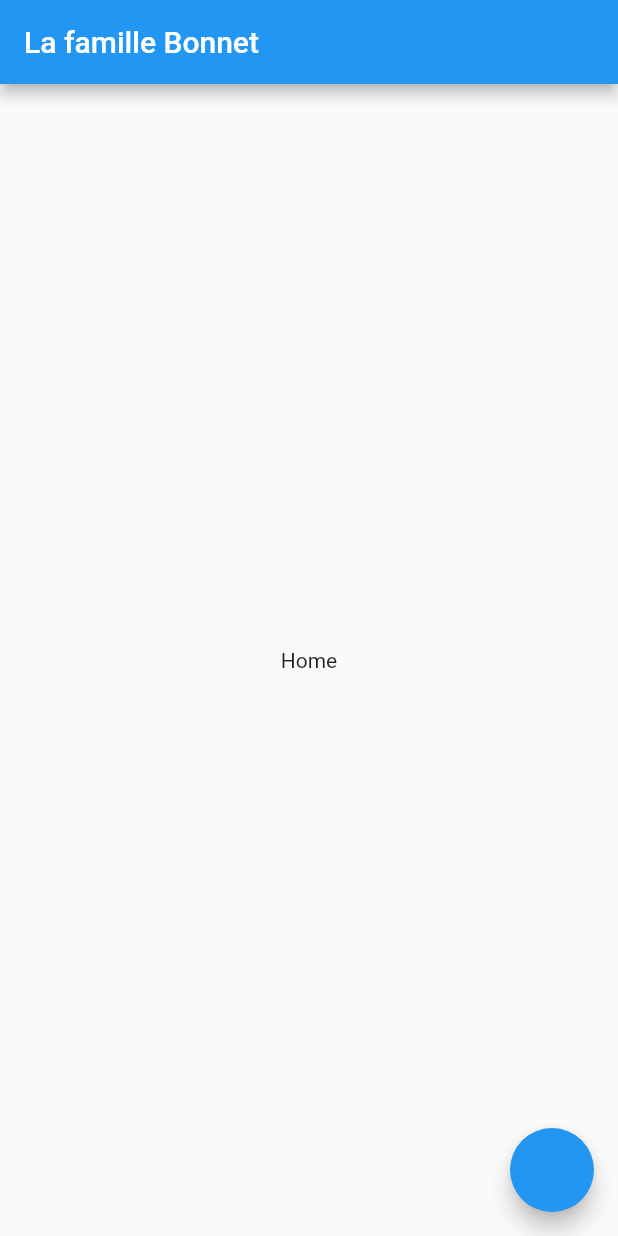
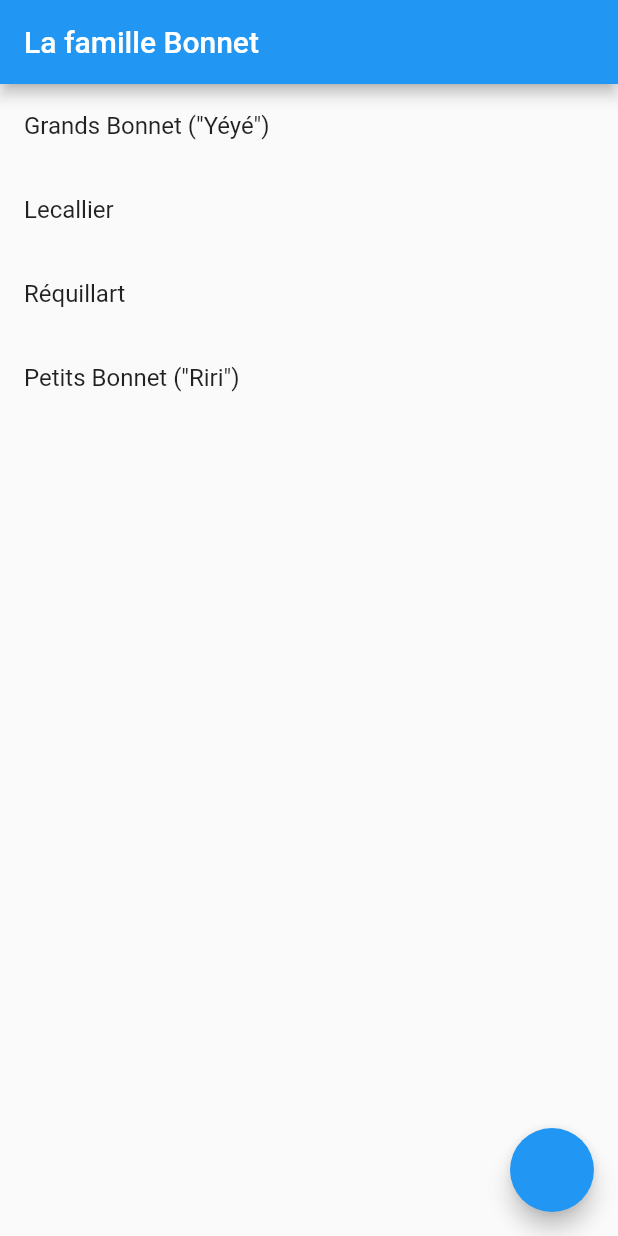
Before and after one commit to GuiLec/my_flutter_navigation_project, a Flutter app: the screen it shows after launch, on a phone screen of 412 x 824 dp. Run offline on Flutter 3.47's test engine with Material 2 defaults, Android fonts, the phone set to English and light mode, and no system bars.

Commit message:
feat: 🎸 show family names list in Home

```diff
--- a/lib/pages/Home.dart
+++ b/lib/pages/Home.dart
@@ -1,5 +1,12 @@
 import 'package:flutter/material.dart';
 import 'package:my_flutter_navigation_project/pages/Family.dart';
+
+List<String> family = [
+  'Grands Bonnet ("Yéyé")',
+  'Lecallier',
+  'Réquillart',
+  'Petits Bonnet ("Riri")'
+];
 
 class Home extends StatelessWidget {
   @override
@@ -16,7 +23,14 @@ class Home extends StatelessWidget {
       ),
       body: Container(
         child: Center(
-          child: Text('Home'),
+          child: ListView.builder(
+            itemCount: family.length,
+            itemBuilder: (context, index) {
+              return ListTile(
+                title: Text(family[index]),
+              );
+            },
+          ),
         ),
       ),
     );
```
